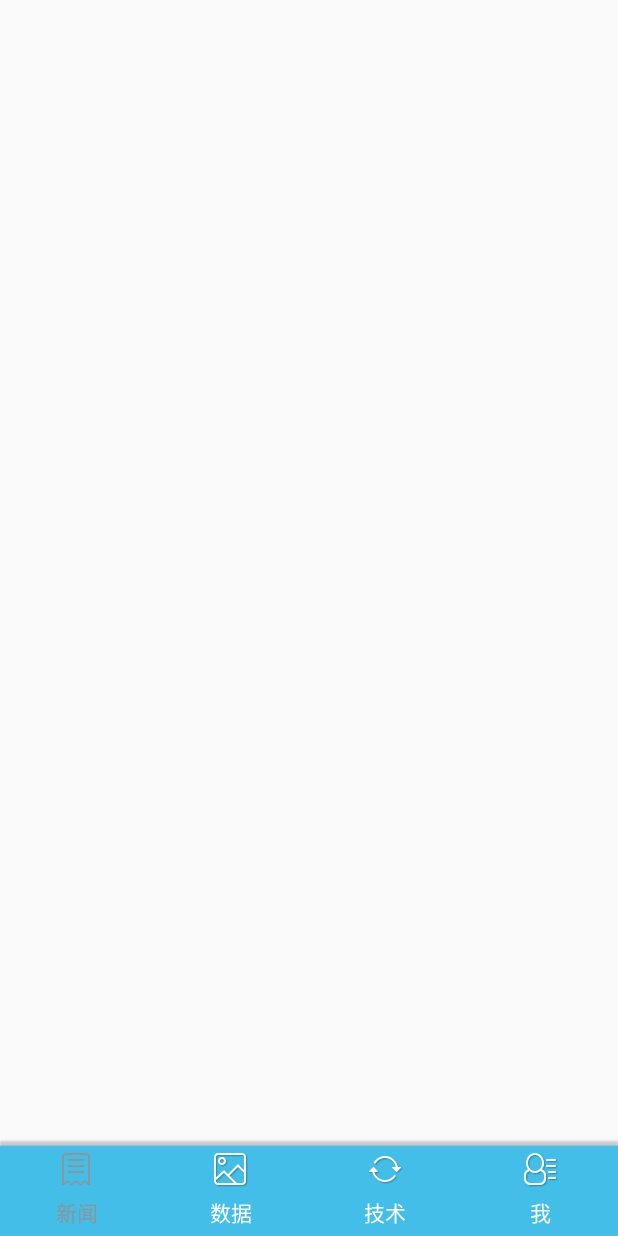
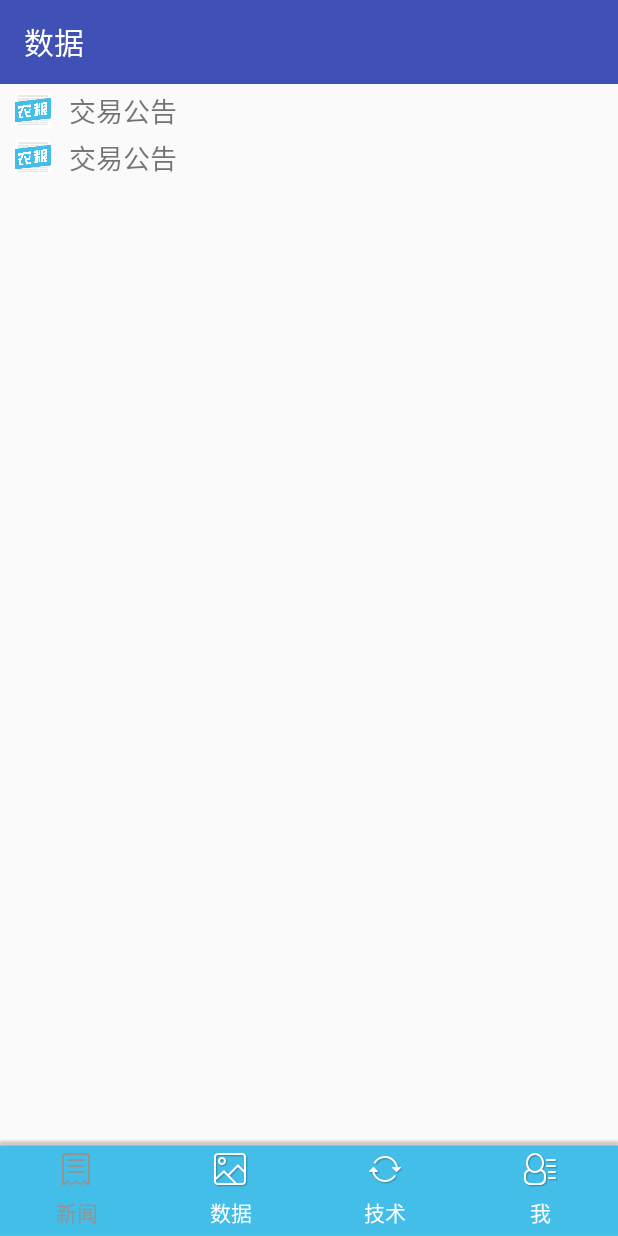
Before and after one commit to xietian100/SmartGrain, an Android app: the fragment DateFragment placed in its activity, on a phone screen of 412 x 824 dp. Run offline under Robolectric (Android 15) with nearby library versions, the phone set to English and light mode, and no system bars; our stand-ins replace EventBus; libraries missing offline, so code that uses them is left out: com.zhy.http; pictures from the network do not load; 1 statement that could not run was skipped.

Commit message:
开始交易

```diff
--- a/app/build.gradle
+++ b/app/build.gradle
@@ -34,4 +34,6 @@ dependencies {
     compile project(':pullToRefreshlibrary')
     compile 'io.github.openfeign:feign-gson:9.4.0'
     compile project(':banner')
+    compile 'org.greenrobot:eventbus:3.0.0'
+    compile 'com.android.support.test.espresso:espresso-core:2.2.2'
 }
--- a/app/src/main/AndroidManifest.xml
+++ b/app/src/main/AndroidManifest.xml
@@ -21,7 +21,9 @@
         <service
             android:name=".date.service.DateService"
             android:enabled="true"
-            android:exported="true"></service>
+            android:exported="true" />
+
+        <activity android:name=".date.activity.TransactionList"></activity>
     </application>
 
 </manifest>
--- a/app/src/main/java/smartgrain/com/date/fragment/DateFragment.java
+++ b/app/src/main/java/smartgrain/com/date/fragment/DateFragment.java
@@ -2,67 +2,62 @@ package smartgrain.com.date.fragment;
 
 import android.content.Intent;
 
-import android.util.Log;
-import android.view.Gravity;
+
+import android.graphics.Color;
+import android.support.v7.widget.Toolbar;
 import android.view.View;
-import android.widget.TextView;
+import android.widget.LinearLayout;
 
-import org.jsoup.Jsoup;
-import org.jsoup.nodes.Document;
-import org.jsoup.nodes.Element;
-import org.jsoup.select.Elements;
+import org.greenrobot.eventbus.EventBus;
 
-import java.io.IOException;
 
+import smartgrain.com.R;
 import smartgrain.com.base.BaseFragment;
+import smartgrain.com.date.activity.TransactionList;
 import smartgrain.com.date.service.DateService;
-
-import static com.bumptech.glide.gifdecoder.GifHeaderParser.TAG;
 
 /**
  * Created by pc on 2017/3/1.
  */
 
-public class DateFragment extends BaseFragment {
+public class DateFragment extends BaseFragment implements View.OnClickListener {
     public static final String TAG = "DateFragment";
-    private TextView textView;
+    private Toolbar toolbar;
+    private LinearLayout item_transaction;
+
     @Override
     public View initView() {
-
-        textView=new TextView(mContext);
-
-        textView.setTextSize(22);
-        textView.setGravity(Gravity.CENTER);
-        return textView;
+        View view = View.inflate(mContext, R.layout.fragment_date, null);
+        toolbar= (Toolbar) view.findViewById(R.id.toolbar);
+        toolbar.setTitle("数据");
+        toolbar.setTitleTextColor(Color.WHITE);
+        item_transaction= (LinearLayout) view.findViewById(R.id.item_transaction);
+        item_transaction.setOnClickListener(this);
+        return view;
     }
 
     @Override
     public void initDate() {
-//        getActivity().startService(new Intent(mContext,))
-        new Thread(new Runnable() {
-            @Override
-            public void run() {
-                grabDate();
-            }
-        }).start();
-
+        /*
+        * 开启后台服务，获取交易列表
+        * */
+        Intent intent =new Intent(mContext,DateService.class);
+        getActivity().startService(intent);
     }
 
-    private void grabDate() {
-        Document doc;
-        String url="http://www.gngrain.com/NewsList.Asp?SortID=7";
-        try {
-            doc = Jsoup.connect(url).timeout(5000).post();
-            Document content = Jsoup.parse(doc.toString());
-            Elements table = content.getElementsByClass("NewsListPage");
-            Elements tbody = table.select("tbody");
-            Log.e(TAG,tbody.text());
+    @Override
+    public void onDestroy() {
+        EventBus.getDefault().unregister(this);
+        super.onDestroy();
+    }
 
 
-
-        } catch (IOException e) {
-            e.printStackTrace();
+    @Override
+    public void onClick(View view) {
+        switch (view.getId()){
+            case R.id.item_transaction:
+                Intent intent =new Intent(getActivity(),TransactionList.class);
+                getActivity().startActivity(intent);
         }
-
     }
 }
--- /dev/null
+++ b/app/src/main/res/layout/fragment_date.xml
@@ -0,0 +1,62 @@
+<?xml version="1.0" encoding="utf-8"?>
+<LinearLayout xmlns:android="http://schemas.android.com/apk/res/android"
+    xmlns:app="http://schemas.android.com/apk/res-auto"
+    android:orientation="vertical"
+    android:layout_width="match_parent"
+    android:layout_height="match_parent">
+    <android.support.v7.widget.Toolbar
+        android:id="@+id/toolbar"
+        android:layout_width="match_parent"
+        android:layout_height="wrap_content"
+        android:background="?attr/colorPrimary"
+        app:title="@string/app_name"
+        app:titleTextColor="#ffffff" />
+    <LinearLayout
+        android:id="@+id/item_transaction"
+        android:layout_width="match_parent"
+        android:layout_height="wrap_content"
+        android:orientation="horizontal"
+        android:gravity="center"
+        android:layout_marginLeft="10dp"
+        android:layout_marginRight="10dp"
+        android:layout_marginTop="4dp"
+        >
+        <ImageView
+            android:background="@drawable/icon"
+            android:layout_width="24dp"
+            android:layout_height="24dp" />
+        <TextView
+            android:text="交易公告"
+            android:textSize="18sp"
+            android:layout_marginLeft="12dp"
+            android:layout_width="match_parent"
+            android:layout_height="wrap_content" />
+
+    </LinearLayout>
+
+    <LinearLayout
+        android:layout_width="match_parent"
+        android:layout_height="wrap_content"
+        android:orientation="horizontal"
+        android:gravity="center"
+        android:layout_marginLeft="10dp"
+        android:layout_marginRight="10dp"
+        android:layout_marginTop="4dp"
+        >
+        <ImageView
+            android:background="@drawable/icon"
+            android:layout_width="24dp"
+            android:layout_height="24dp" />
+        <TextView
+            android:id="@+id/transaction"
+            android:text="交易公告"
+            android:textSize="18sp"
+            android:layout_marginLeft="12dp"
+            android:layout_width="match_parent"
+            android:layout_height="wrap_content" />
+
+    </LinearLayout>
+
+
+
+</LinearLayout>
--- a/app/src/main/res/values/dimens.xml
+++ b/app/src/main/res/values/dimens.xml
@@ -2,4 +2,5 @@
     <!-- Default screen margins, per the Android Design guidelines. -->
     <dimen name="activity_horizontal_margin">16dp</dimen>
     <dimen name="activity_vertical_margin">16dp</dimen>
+    <dimen name="fab_margin">16dp</dimen>
 </resources>
--- a/app/src/main/res/values/strings.xml
+++ b/app/src/main/res/values/strings.xml
@@ -1,3 +1,4 @@
 <resources>
     <string name="app_name">SmartGrain</string>
+    <string name="title_activity_main2">Main2Activity</string>
 </resources>
```
Also changed, not shown: app/src/main/java/smartgrain/com/date/activity/TransactionList.java (added, +46 -0 lines), app/src/main/java/smartgrain/com/date/bean/Transaction.java (added, +54 -0 lines), app/src/main/java/smartgrain/com/date/service/DateService.java (+78 -8 lines), app/src/main/res/layout/activity_transaction_list.xml (added, +22 -0 lines), app/src/main/res/values-v21/styles.xml (added, +9 -0 lines), app/src/main/res/values/styles.xml (+10 -0 lines).
